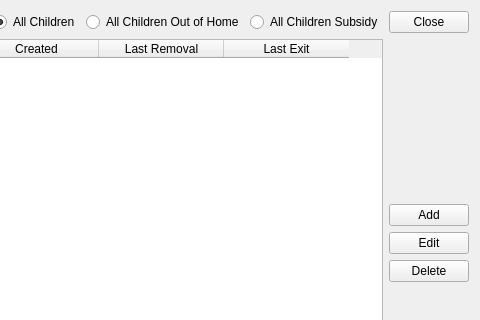
First picture: the form in ui/ui_child_dialog.ui, repository zstamper/AFCARS-AXE, before the edit; both pictures show x 538 to 1018 and y 0 to 320 of the 1018 by 458 pixel window.
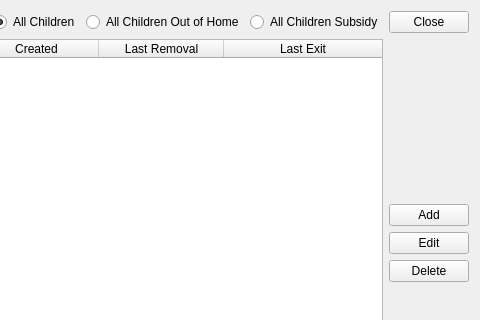
Second picture: the form after the edit.

The edit to the form file:
```diff
--- a/ui/ui_child_dialog.ui
+++ b/ui/ui_child_dialog.ui
@@ -142,7 +142,7 @@
         <number>125</number>
        </attribute>
        <attribute name="horizontalHeaderStretchLastSection">
-        <bool>false</bool>
+        <bool>true</bool>
        </attribute>
        <column>
         <property name="text">
```
